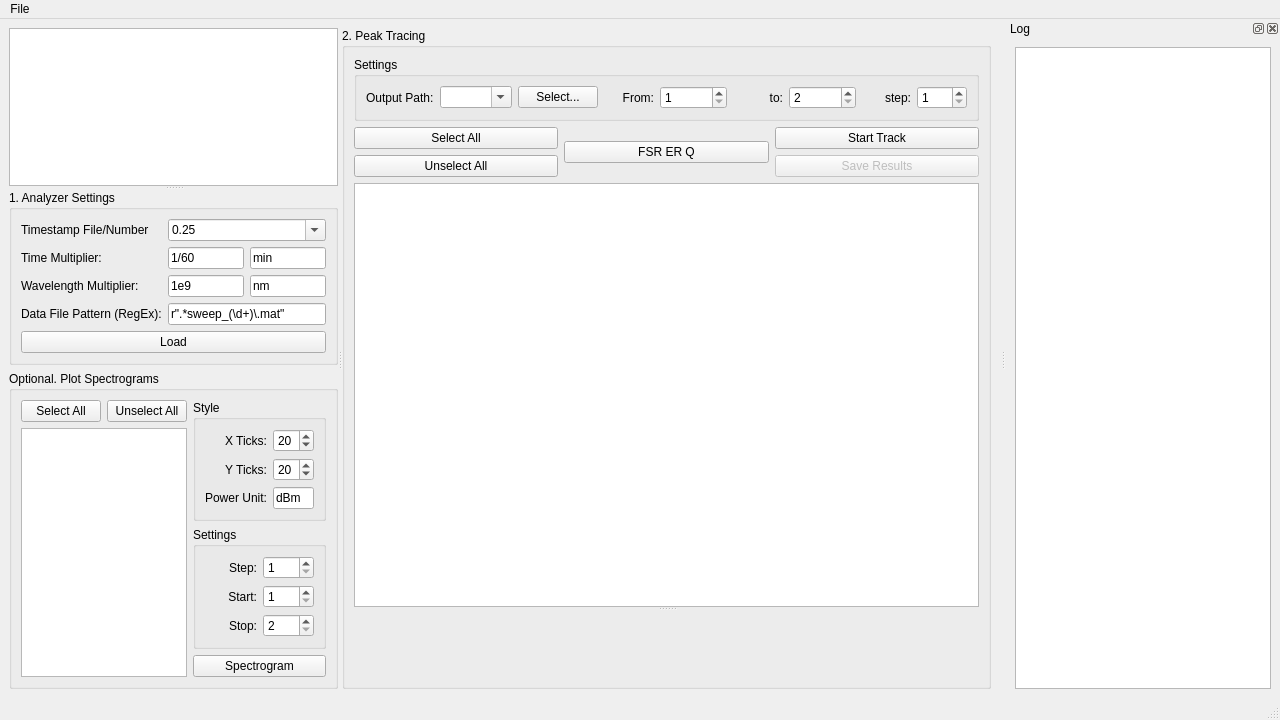
Old version of the form RetrospectiveAnalysis/src/uic/ra_main_window.ui in the repository EzekielDaun/biosensors.
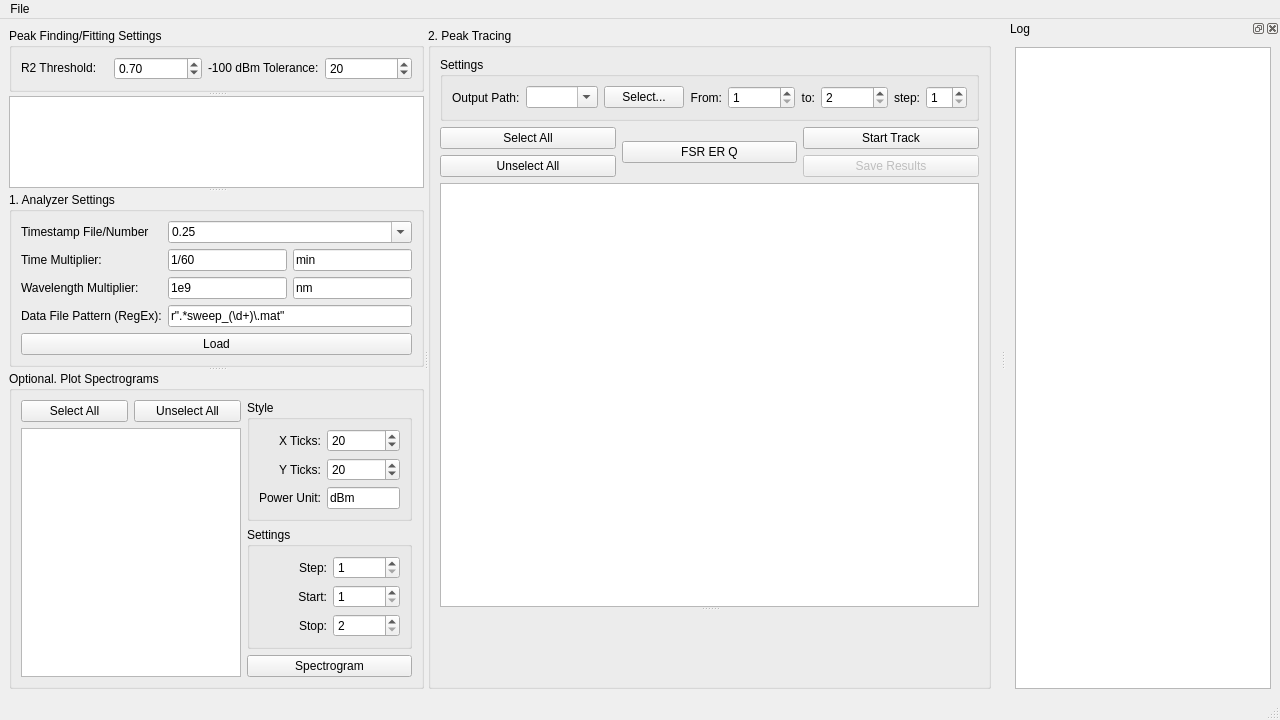
New version of the form.

Commit message: R2 threshold and -100 dBm threshold setting

The edit to the form file:
```diff
--- a/RetrospectiveAnalysis/src/uic/ra_main_window.ui
+++ b/RetrospectiveAnalysis/src/uic/ra_main_window.ui
@@ -20,22 +20,78 @@
    <string>Retrospective Analysis</string>
   </property>
   <widget class="QWidget" name="centralwidget">
-   <layout class="QHBoxLayout" name="horizontalLayout_4">
+   <layout class="QHBoxLayout" name="horizontalLayout_5">
     <item>
      <widget class="QSplitter" name="splitter_3">
       <property name="orientation">
        <enum>Qt::Horizontal</enum>
       </property>
       <widget class="QSplitter" name="splitter">
-       <property name="sizePolicy">
-        <sizepolicy hsizetype="Preferred" vsizetype="Expanding">
-         <horstretch>1</horstretch>
-         <verstretch>0</verstretch>
-        </sizepolicy>
-       </property>
        <property name="orientation">
         <enum>Qt::Vertical</enum>
        </property>
+       <widget class="QGroupBox" name="thresholdSettingsGroupBox">
+        <property name="sizePolicy">
+         <sizepolicy hsizetype="Preferred" vsizetype="Fixed">
+          <horstretch>0</horstretch>
+          <verstretch>0</verstretch>
+         </sizepolicy>
+        </property>
+        <property name="title">
+         <string>Peak Finding/Fitting Settings</string>
+        </property>
+        <layout class="QHBoxLayout" name="horizontalLayout_4">
+         <item>
+          <widget class="QLabel" name="label_15">
+           <property name="sizePolicy">
+            <sizepolicy hsizetype="Preferred" vsizetype="Fixed">
+             <horstretch>0</horstretch>
+             <verstretch>0</verstretch>
+            </sizepolicy>
+           </property>
+           <property name="text">
+            <string>R2 Threshold:</string>
+           </property>
+          </widget>
+         </item>
+         <item>
+          <widget class="QDoubleSpinBox" name="r2ThresholdDoubleSpinBox">
+           <property name="maximum">
+            <double>1.000000000000000</double>
+           </property>
+           <property name="singleStep">
+            <double>0.010000000000000</double>
+           </property>
+           <property name="value">
+            <double>0.700000000000000</double>
+           </property>
+          </widget>
+         </item>
+         <item>
+          <widget class="QLabel" name="label_16">
+           <property name="sizePolicy">
+            <sizepolicy hsizetype="Preferred" vsizetype="Fixed">
+             <horstretch>0</horstretch>
+             <verstretch>0</verstretch>
+            </sizepolicy>
+           </property>
+           <property name="text">
+            <string>-100 dBm Tolerance:</string>
+           </property>
+          </widget>
+         </item>
+         <item>
+          <widget class="QSpinBox" name="n100dBmToleranceSpinBox">
+           <property name="maximum">
+            <number>999999999</number>
+           </property>
+           <property name="value">
+            <number>20</number>
+           </property>
+          </widget>
+         </item>
+        </layout>
+       </widget>
        <widget class="QTreeView" name="treeView">
         <property name="enabled">
          <bool>true</bool>
@@ -53,10 +109,13 @@
          <bool>true</bool>
         </property>
        </widget>
-       <widget class="QWidget" name="layoutWidget">
-        <layout class="QVBoxLayout" name="verticalLayout_2">
-         <item>
           <widget class="QGroupBox" name="analyzerSettingsGroupBox">
+        <property name="sizePolicy">
+         <sizepolicy hsizetype="Preferred" vsizetype="Fixed">
+          <horstretch>0</horstretch>
+          <verstretch>0</verstretch>
+         </sizepolicy>
+        </property>
            <property name="title">
             <string>1. Analyzer Settings</string>
            </property>
@@ -161,8 +220,6 @@
             </item>
            </layout>
           </widget>
-         </item>
-         <item>
           <widget class="QGroupBox" name="plotSpectrogramsGroupBox">
            <property name="title">
             <string>Optional. Plot Spectrograms</string>
@@ -356,9 +413,6 @@
             </item>
            </layout>
           </widget>
-         </item>
-        </layout>
-       </widget>
       </widget>
       <widget class="QGroupBox" name="peakTracingGroupBox">
        <property name="sizePolicy">
```
Left out of the diff: 192 changed lines with no effect on the pictures. Lines whose indentation alone changed are shown as unchanged. The commit also changes 6 other files.
